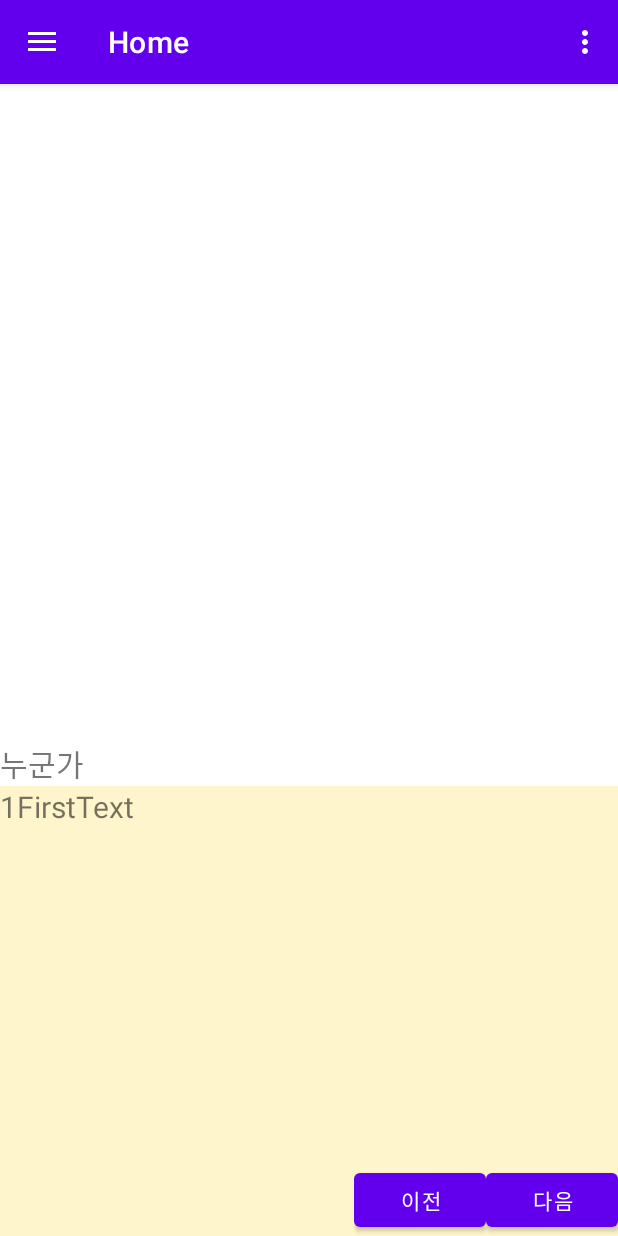
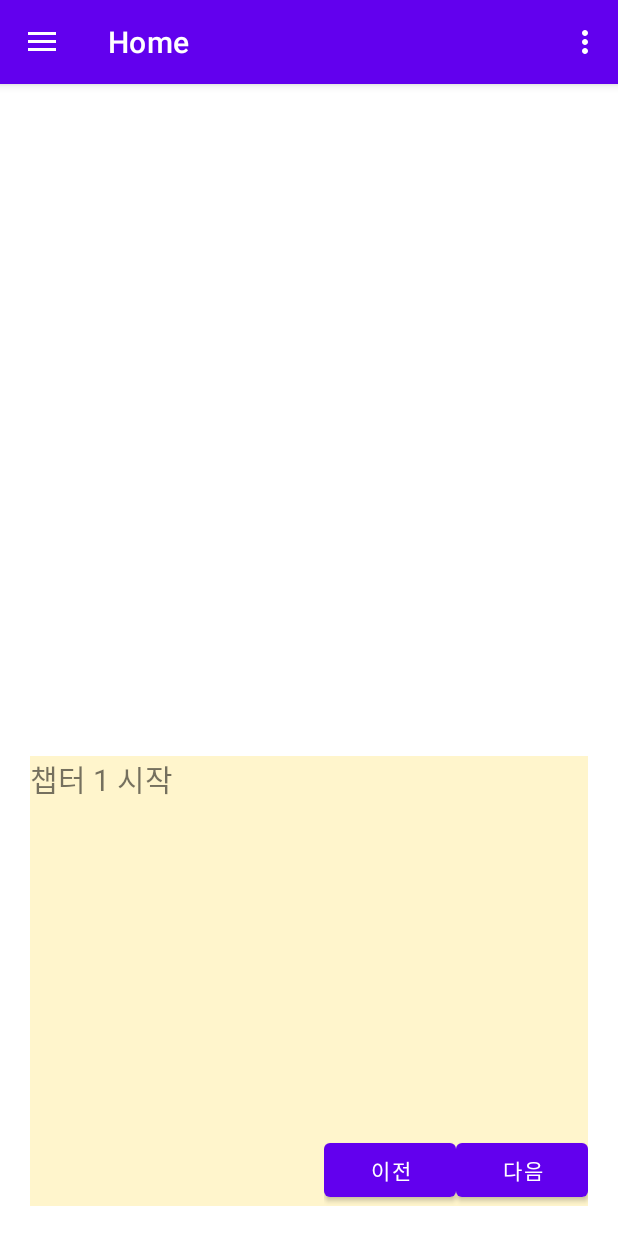
Before and after one commit to blueCreators/SsalBoriAdventure, an Android app: the GameMainActivity screen opened directly, with no data from a screen before it, after a tap on "다음", on a phone screen of 412 x 824 dp. Run offline under Robolectric (Android 15) with nearby library versions, the phone set to English and light mode, and no system bars; our stand-ins replace navigation-ui.

Commit message:
11/23 스크립트 챕터3까지 작성

```diff
--- a/app/src/main/java/org/techtown/ppackchinda/GameMainActivity.java
+++ b/app/src/main/java/org/techtown/ppackchinda/GameMainActivity.java
@@ -17,7 +17,8 @@ import androidx.appcompat.widget.Toolbar;
 public class GameMainActivity extends AppCompatActivity {
 
     private AppBarConfiguration mAppBarConfiguration;
-
+    static int chapter;
+    static int page=0;
     @Override
     protected void onCreate(Bundle savedInstanceState) {
         super.onCreate(savedInstanceState);
@@ -35,6 +36,8 @@ public class GameMainActivity extends AppCompatActivity {
         NavController navController = Navigation.findNavController(this, R.id.nav_host_fragment);
         NavigationUI.setupActionBarWithNavController(this, navController, mAppBarConfiguration);
         NavigationUI.setupWithNavController(navigationView, navController);
+
+        chapter=0;//db에서 챕터 받아오기
     }
 
     @Override
@@ -50,4 +53,18 @@ public class GameMainActivity extends AppCompatActivity {
         return NavigationUI.navigateUp(navController, mAppBarConfiguration)
                 || super.onSupportNavigateUp();
     }
+
+    static public int getChap()
+    {
+        return chapter;
+    }
+    static public int getPage()
+    {
+        return page;
+    }
+    static public void setChapPage(int a,int b)
+    {
+        chapter=a;
+        page=b;
+    }
 }
--- a/app/src/main/java/org/techtown/ppackchinda/ui/home/HomeFragment.java
+++ b/app/src/main/java/org/techtown/ppackchinda/ui/home/HomeFragment.java
@@ -14,6 +14,8 @@ import androidx.annotation.Nullable;
 import androidx.fragment.app.Fragment;
 import androidx.lifecycle.Observer;
 import androidx.lifecycle.ViewModelProvider;
+
+import org.techtown.ppackchinda.GameMainActivity;
 import org.techtown.ppackchinda.R;
 
 public class HomeFragment extends Fragment {
@@ -33,9 +35,13 @@ public class HomeFragment extends Fragment {
         txtScript=(TextView)root.findViewById(R.id.txtScript);
 
         //저장된 챕터 불러오기 추가해야함
-        int loadChap=0;//get chapter num 수정해야함
-        showScript(loadChap,0);
-        scripts=root.getResources().getStringArray(R.array.Chapter1);
+        //int loadChap=0;//get chapter num 수정해야함
+        //showScript(loadChap,0);
+        chapter=GameMainActivity.getChap();
+        page=GameMainActivity.getPage();
+        scripts=root.getResources().getStringArray(chapId[chapter]);
+        showScript(chapter,page);
+
 
         btnLastScr.setOnClickListener(new View.OnClickListener() {
             @Override
@@ -70,6 +76,7 @@ public class HomeFragment extends Fragment {
     }
     public void showScript(int selChap,int selPage)
     {
+        GameMainActivity.setChapPage(selChap,page);
         if(selChap==chapter)
         {
             scripts=getResources().getStringArray(chapId[selChap]);
--- a/app/src/main/java/org/techtown/ppackchinda/ui/reread/ReReadFragment.java
+++ b/app/src/main/java/org/techtown/ppackchinda/ui/reread/ReReadFragment.java
@@ -11,10 +11,12 @@ import android.widget.LinearLayout;
 import android.widget.RelativeLayout;
 import android.widget.Spinner;
 import android.widget.TextView;
+import android.widget.Toast;
 
 import androidx.annotation.NonNull;
 import androidx.fragment.app.Fragment;
 
+import org.techtown.ppackchinda.GameMainActivity;
 import org.techtown.ppackchinda.R;
 
 public class ReReadFragment extends Fragment {
@@ -30,13 +32,29 @@ public class ReReadFragment extends Fragment {
 
         spinReadChap.setAdapter(chapAdapter);
 
+        int chapter= GameMainActivity.getChap();
+        int page=GameMainActivity.getPage();
+
         spinReadChap.setOnItemSelectedListener(new AdapterView.OnItemSelectedListener() {
             @Override
             public void onItemSelected(AdapterView<?> adapterView, View view, int i, long l) {
+                if(chapter<i)
+                {
+                    Toast.makeText(context,"아직 플레이하지 않은 챕터입니다",Toast.LENGTH_LONG).show();
+                    return;
+                }
                 String[] scripts=getResources().getStringArray(chapId[i]);
                 LinearLayout inScrllLinear=(LinearLayout) root.findViewById(R.id.inScrllLinear);
                 inScrllLinear.removeAllViews();
-                for(int x=0;x<scripts.length;x++)
+                int limit;
+                if(chapter==i)
+                {
+                    limit=page;
+                }
+                else {
+                    limit=scripts.length;
+                }
+                for(int x=0;x<limit;x++)
                 {
                     RelativeLayout ret=(RelativeLayout)View.inflate(context,R.layout.reread_script_msg,null);
                     TextView txtMsgScript=(TextView)ret.findViewById(R.id.txtMsgScript);
--- a/app/src/main/res/layout/fragment_home.xml
+++ b/app/src/main/res/layout/fragment_home.xml
@@ -2,10 +2,22 @@
 <RelativeLayout
     xmlns:android="http://schemas.android.com/apk/res/android" android:layout_width="match_parent"
     android:layout_height="match_parent">
+
+    <Button
+        android:visibility="invisible"
+        android:layout_width="wrap_content"
+        android:layout_height="wrap_content"
+        android:layout_above="@id/txtNPC"
+        android:layout_centerInParent="true"
+        android:layout_margin="100dp"
+        android:text="미니게임 시작!"
+        android:textSize="20dp" />
+
     <TextView
         android:id="@+id/txtNPC"
         android:layout_width="match_parent"
         android:layout_height="wrap_content"
+        android:layout_marginLeft="20dp"
         android:textSize="20dp"
         android:text="npc name"
         android:layout_above="@id/layoutScript"/>
@@ -14,6 +26,7 @@
         android:layout_width="match_parent"
         android:layout_height="300dp"
         android:layout_alignParentBottom="true"
+        android:layout_margin="20dp"
         >
         <TextView
             android:id="@+id/txtScript"
--- a/app/src/main/res/values/array.xml
+++ b/app/src/main/res/values/array.xml
@@ -1,27 +1,58 @@
 <?xml version="1.0" encoding="utf-8"?>
 <resources>
     <string-array name="Chapter1">
-        <item>쌀보리 구출 대작전은 자동저장 시스템입니다 \n챕터 플레이 중간에 종료하면 해당 챕터 데이터가 사라지니 주의해 주세요~! </item>
-        <item>누군가:1FirstText</item>
-        <item>누군가:1SecondText</item>
-        <item>나:1ThirdText</item>
-        <item>1FourthText</item>
-        <item>1다섯</item>
-        <item>1여섯</item>
-        <item>1일곱</item>
-        <item>1여덟</item>
+        <item>쌀보리 구출 대작전은 자동저장 시스템입니다 \n챕터 플레이 중간에 종료하면 해당 챕터 데이터가 사라지니 주의해 주세요</item>
+        <item>챕터 1 시작</item>
+        <item>나는 셜록처럼 사립 탐정이 되고싶은 영대인!</item>
+        <item>대학 내 커뮤니티 "'"에브리타임"'"에 과학도서관 고양이 쌀이,보리가 사라졌다는 글이 올라왔다</item>
+        <item>나:흠...큰일이군 내가 이 사건을 맡아야겠어</item>
+        <item>단서가 너무 없다 수많은 영대생들 중 한 명은 고양이를 목격하지 않았을까?</item>
+        <item>에브리타임에 고양이를 찾는다는 글을 전화번호와 함께 올렸다</item>
+        <item>얼마 지나지 않아 누군가 댓글을 썼다</item>
+        <item>"'"이도냥이들 누가 들고가는 거 봤어요!"'"</item>
+        <item>새로운 단서다! 이 글의 작성자에게 쪽지를 보내 만나봐야겠다</item>
+        <item>검은 옷을 입은 제보자 김테스를 만났다</item>
+        <item>김테스:누군가 고양이들을 데리고 도망가는 걸 봤어요</item>
+        <item>김테스:범인은 파란 후드티를 입고 있었어요</item>
+        <item>김테스:머리는 어깨길이 정도로 길었어요</item>
+        <item>김테스:고양이 너무 좋아하는데 못키워서 이도냥이 자주 구경했거든요 혹시 무슨 일 있으면 도와드릴께요</item>
+        <item>정말 친절한 사람이다 이걸로 인상착의는 대충 알게되었군</item>
+        <item>나:정말 감사합니다</item>
+        <item>하지만 역시 고양이들을 데려갈만한 사람이라면 애견클럽이 아닐까?</item>
+        <item>중앙동아리 애견클럽에서는 교내 유기묘를 돕는 봉사활동을 하곤 한다 아마 추운 날씨에 임시보호 중일지도 모른다</item>
+        <item>중앙동아리들이 모여있는 노천강당 건물까지 걸어가보자</item>
     </string-array>
     <string-array name="Chapter2">
-        <item>2FirstText</item>
-        <item>2SecondText</item>
-        <item>2ThirdText</item>
-        <item>2FourthText</item>
+        <item>챕터 2 시작</item>
+        <item>노천강당에 도착했다</item>
+        <item>똑똑 애견클럽의 문을 두드렸다</item>
+        <item>애견클럽 동아리원:누구세요?</item>
+        <item>나:아 이도 앞 고양이들이 실종됐다고 해서 찾는 중입니다 혹시 이 동아리에서 임시보호 중이신가요?</item>
+        <item>애견클럽 동아리원:네에?!?! 정말요? 저희는 모르는 일이예요 고양이들이 어디로 사라졌을까요?</item>
+        <item>애견클럽 동아리원은 정말 걱정되어 보인다 안심시켜주자</item>
+        <item>나:아 아니예요 목격자도 있고 제가 열심히 찾는 중이니 금방 행방을 알 수 있을 거예요</item>
+        <item>애견클럽 동아리원:네 그래도 찾으면 알려주시겠어요</item>
+        <item>나:알겠습니다 너무 걱정하지 마세요</item>
+        <item>애견클럽 동아리 사람들은 정말 동물을 사랑하는 것 같다 마음이 따듯해진다 열심히 찾아야지</item>
+        <item>띠링띠링~</item>
+        <item>모르는 번호로 전화가 왔다 제보인가?</item>
+        <item>박물관 직원:어떤 학생이 휴대폰 배터리가 나가 친구에게 연락을 대신 해달라고 해서 전화했어요</item>
+        <item>박물관 직원:친구가 무슨 물건을 두고 갔으니 박물관으로 와서 받아가세요</item>
+        <item>뭐지? 나는 친구가 없는데... 뭔가 수상하다 얼른 박물관으로 가보자</item>
     </string-array>
     <string-array name="Chapter3">
-        <item>3FirstText</item>
-        <item>3SecondText</item>
-        <item>3ThirdText</item>
-        <item>3FourthText</item>
+        <item>챕터 3 시작</item>
+        <item>박물관에 도착해 박물관 직원에게 찾아갔다</item>
+        <item>박물관 직원:아까 어떤 학생이 친구 전해줘야한다며 맡겨놓고 갔어요</item>
+        <item>천공카드를 얻었다!</item>
+        <item>천공카드는 예비 탐정이라면 모두들 아는 구멍이 뚫린 종이이다</item>
+        <item>힌트가 되는 글 위에 올려놓으면 비밀 암호를 알 수 있다</item>
+        <item>모르는 사람이 이런 걸 두고가다니! 무조건 나와 추리게임을 하려는 범인이다!</item>
+        <item>나:저 혹시 맡기고 간 학생 인상착의가 어땠나요?</item>
+        <item>박물관 직원:자세히 보지않아서 기억이... 아! 까만 후드티를 푹 눌러쓰고 있었어요 그래서 얼굴은 아예 모르겠네요</item>
+        <item>검은 후드티를 써서 얼굴을 가리다니 엄청나게 수상하다! 사건을 해결할 생각에 가슴이 두근두근한다</item>
+        <item>천공카드를 위에 올릴 글을 찾아야하는데...글이라면 역시 도서관 아니겠어?</item>
+        <item>도서관으로 가봐야겠다</item>
     </string-array>
 
     <string-array name="ChapterNumber">
```
